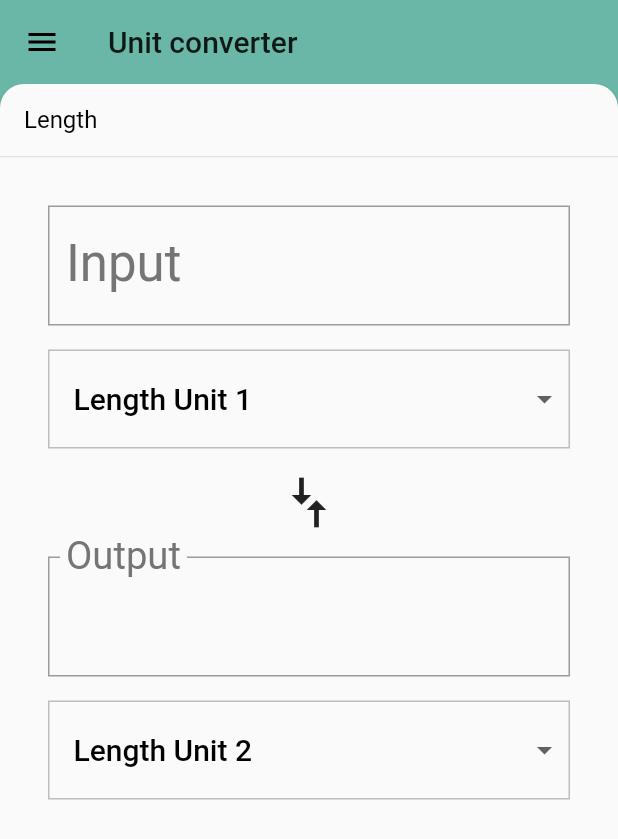
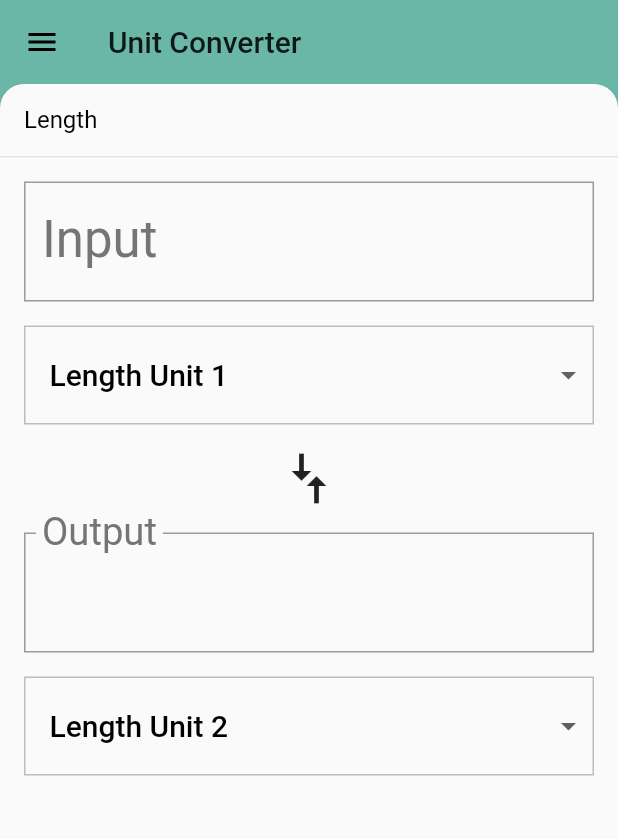
Before and after one commit to AYM1607/udacity_flutter, a Flutter app: the screen it shows after launch, on a phone screen of 412 x 824 dp. Shown: the top 839 px of the screen. Run offline on Flutter 3.47's test engine with Material 2 defaults, Android fonts, the phone set to English and light mode, and no system bars.

Commit message:
Finished code for lesson8

```diff
--- a/lib/category_route.dart
+++ b/lib/category_route.dart
@@ -4,13 +4,11 @@
 
 import 'package:flutter/material.dart';
 
+import 'backdrop.dart';
 import 'category.dart';
 import 'category_tile.dart';
 import 'unit.dart';
 import 'unit_converter.dart';
-import 'backdrop.dart';
-
-final _backgroundColor = Colors.green[100];
 
 /// Category Route (screen).
 ///
@@ -27,10 +25,8 @@ class CategoryRoute extends StatefulWidget {
 }
 
 class _CategoryRouteState extends State<CategoryRoute> {
-  // TODO: Keep track of a default [Category], and the currently-selected
   Category _defaultCategory;
   Category _currentCategory;
-  // [Category]
   final _categories = <Category>[];
   static const _categoryNames = <String>[
     'Length',
@@ -81,20 +77,20 @@ class _CategoryRouteState extends State<CategoryRoute> {
   @override
   void initState() {
     super.initState();
-    // TODO: Set the default [Category] for the unit converter that opens
     for (var i = 0; i < _categoryNames.length; i++) {
-      _categories.add(Category(
+      var category = Category(
         name: _categoryNames[i],
         color: _baseColors[i],
         iconLocation: Icons.cake,
         units: _retrieveUnitList(_categoryNames[i]),
-      ));
+      );
+      if (i == 0) {
+        _defaultCategory = category;
+      }
+      _categories.add(category);
     }
-    _defaultCategory = _categories[0];
-    _currentCategory = _defaultCategory;
   }
 
-  // TODO: Fill out this function
   /// Function to call when a [Category] is tapped.
   void _onCategoryTap(Category category) {
     setState(() {
@@ -102,18 +98,33 @@ class _CategoryRouteState extends State<CategoryRoute> {
     });
   }
 
-  /// Makes the correct number of rows for the list view.
+  // TODO: Use a GridView for landscape mode, passing in the device orientation
+  /// Makes the correct number of rows for the list view, based on whether the
+  /// device is portrait or landscape.
   ///
-  /// For portrait, we use a [ListView].
+  /// For portrait, we use a [ListView]. For landscape, we use a [GridView].
   Widget _buildCategoryWidgets() {
-    return ListView.builder(
-      itemBuilder: (BuildContext context, int index) {
+    final orientation = MediaQuery.of(context).orientation;
+    if (orientation == Orientation.portrait ) {
+      return ListView.builder(
+        itemBuilder: (BuildContext context, int index) {
+          return CategoryTile(
+            category: _categories[index],
+            onTap: _onCategoryTap,
+          );
+        },
+        itemCount: _categories.length,
+      );
+    }
+    return GridView.count(
+      crossAxisCount: 2,
+      childAspectRatio: 3.0,
+      children: _categories.map((Category category) {
         return CategoryTile(
-          category: _categories[index],
+          category: category,
           onTap: _onCategoryTap,
         );
-      },
-      itemCount: _categories.length,
+      }).toList(),
     );
   }
 
@@ -130,21 +141,24 @@ class _CategoryRouteState extends State<CategoryRoute> {
 
   @override
   Widget build(BuildContext context) {
-    // TODO: Import and use the Backdrop widget
-    final listView = Container(
-      color: _currentCategory.color['highlight'],
-      padding: EdgeInsets.symmetric(horizontal: 8.0),
+    final listView = Padding(
+      padding: EdgeInsets.only(
+        left: 8.0,
+        right: 8.0,
+        bottom: 48.0,
+      ),
       child: _buildCategoryWidgets(),
     );
 
     return Backdrop(
-      currentCategory: _currentCategory,
-      frontPanel: UnitConverter(
-        category: _currentCategory,
-      ),
+      currentCategory:
+          _currentCategory == null ? _defaultCategory : _currentCategory,
+      frontPanel: _currentCategory == null
+          ? UnitConverter(category: _defaultCategory)
+          : UnitConverter(category: _currentCategory),
       backPanel: listView,
-      backTitle: Text('Select category'),
-      frontTitle: Text('Unit converter'),
+      frontTitle: Text('Unit Converter'),
+      backTitle: Text('Select a Category'),
     );
   }
 }
--- a/lib/unit_converter.dart
+++ b/lib/unit_converter.dart
@@ -32,6 +32,8 @@ class _UnitConverterState extends State<UnitConverter> {
   String _convertedValue = '';
   List<DropdownMenuItem> _unitMenuItems;
   bool _showValidationError = false;
+  // TODO: Pass this into the TextField so that the input value persists
+  final _inputKey = GlobalKey(debugLabel: 'inputText');
 
   @override
   void initState() {
@@ -40,11 +42,10 @@ class _UnitConverterState extends State<UnitConverter> {
     _setDefaults();
   }
 
-  // TODO: _createDropdownMenuItems() and _setDefaults() should also be called
-  // each time the user switches [Categories].
   @override
   void didUpdateWidget(UnitConverter old) {
     super.didUpdateWidget(old);
+    // We update our [DropdownMenuItem] units when we switch [Categories].
     if (old.category != widget.category) {
       _createDropdownMenuItems();
       _setDefaults();
@@ -77,6 +78,9 @@ class _UnitConverterState extends State<UnitConverter> {
       _fromValue = widget.category.units[0];
       _toValue = widget.category.units[1];
     });
+    if (_inputValue != null) {
+      _updateConversion();
+    }
   }
 
   /// Clean up conversion; trim trailing zeros, e.g. 5.500 -> 5.5, 10.0 -> 10
@@ -164,8 +168,8 @@ class _UnitConverterState extends State<UnitConverter> {
       child: Theme(
         // This sets the color of the [DropdownMenuItem]
         data: Theme.of(context).copyWith(
-              canvasColor: Colors.grey[50],
-            ),
+          canvasColor: Colors.grey[50],
+        ),
         child: DropdownButtonHideUnderline(
           child: ButtonTheme(
             alignedDropdown: true,
@@ -192,6 +196,7 @@ class _UnitConverterState extends State<UnitConverter> {
           // accepts numbers and calls the onChanged property on update.
           // You can read more about it here: https://flutter.io/text-input
           TextField(
+            key: _inputKey,
             style: Theme.of(context).textTheme.display1,
             decoration: InputDecoration(
               labelStyle: Theme.of(context).textTheme.display1,
@@ -242,8 +247,8 @@ class _UnitConverterState extends State<UnitConverter> {
       ),
     );
 
-    final converter = Column(
-      crossAxisAlignment: CrossAxisAlignment.stretch,
+    // TODO: Use a ListView instead of a Column
+    final converter = ListView(
       children: [
         input,
         arrows,
@@ -251,9 +256,20 @@ class _UnitConverterState extends State<UnitConverter> {
       ],
     );
 
-    return Padding(
-      padding: _padding,
-      child: converter,
+    // TODO: Use an OrientationBuilder to add a width to the unit converter
+    // in landscape mode
+    return OrientationBuilder(
+      builder: (BuildContext context, Orientation orientation) {
+        if (orientation == Orientation.portrait) {
+          return converter;
+        }
+        return Center(
+          child: Container(
+            width: 450,
+            child: converter,
+          ),
+        );
+      },
     );
   }
 }
```
